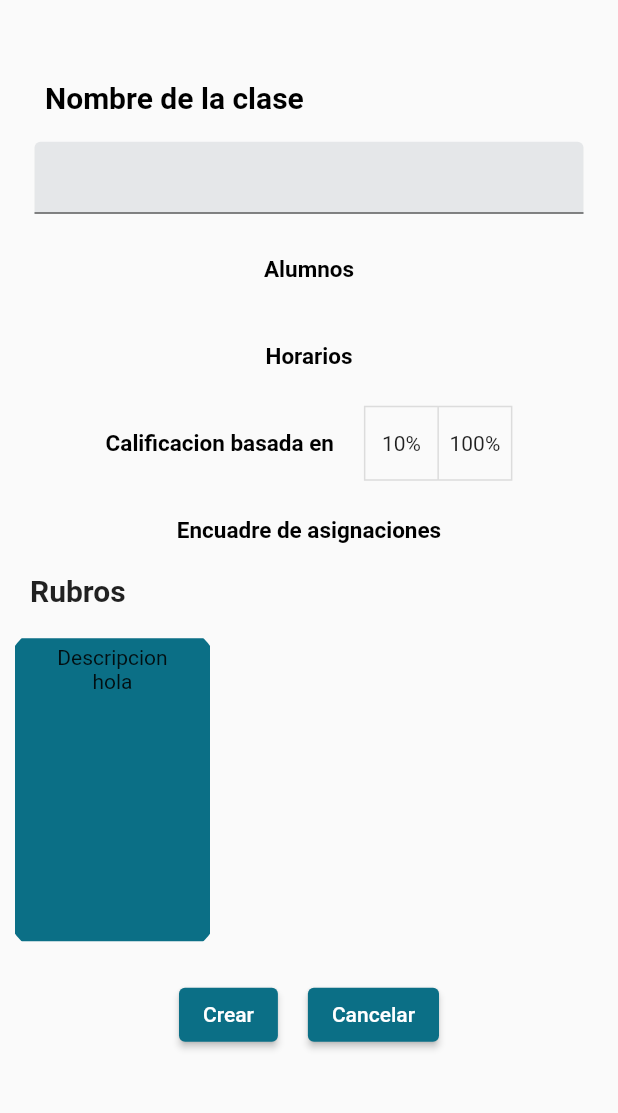
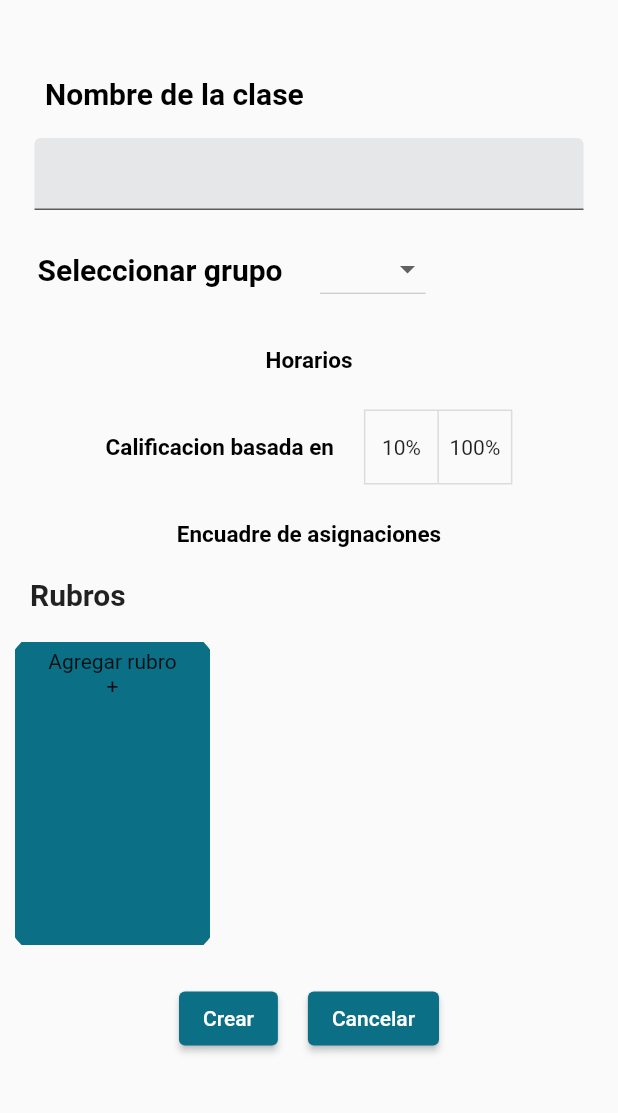
Before and after one commit to yisus44/easy-register, a Flutter app: the CreateClassScreen screen opened by its route, on a phone screen of 412 x 824 dp, the part 90-1203 px from its top. Run offline on Flutter 3.47's test engine with Material 2 defaults, Android fonts, the light colour scheme and no system bars; our stand-ins replace dio.

Commit message:
fixed minor bug

```diff
--- a/lib/router/app_routes.dart
+++ b/lib/router/app_routes.dart
@@ -2,15 +2,15 @@ import 'package:flutter/material.dart';
 import '../screens/screens.dart';
 
 class AppRoutes {
-  static const initialRoute = 'createClass';
+  static const initialRoute = 'home';
 
   static Map<String, Widget Function(BuildContext)> routes = {
-    'login'      : ( _ ) => LoginScreen(),
-    'register'   : ( _ ) => RegisterScreen(),
-    'class'      : ( _ ) => ClassScreen(),
-    'home'       : ( _ ) => HomeScreen(),
-    'createClass': ( _ ) => CreateClassScreen(),
-    'student'    : ( _ ) => StudentScreen(),
+    'login': (_) => LoginScreen(),
+    'register': (_) => RegisterScreen(),
+    'class': (_) => ClassScreen(),
+    'home': (_) => HomeScreen(),
+    'createClass': (_) => CreateClassScreen(),
+    'student': (_) => StudentScreen(),
   };
 
   static Route<dynamic> onGenerateRoute(RouteSettings settings) {
--- a/lib/screens/class_screen.dart
+++ b/lib/screens/class_screen.dart
@@ -23,7 +23,7 @@ class ClassScreen extends StatelessWidget {
             TextIcon(),
             CardSlider(
               carouselName: 'Clases',
-              cardsCount: 2,
+              cardsCount: cards.length,
               cardPayload: cards,
             )
           ],
--- a/lib/screens/create_class_screen.dart
+++ b/lib/screens/create_class_screen.dart
@@ -2,6 +2,7 @@ import 'package:easy_register/widgets/generic_button.dart';
 import 'package:easy_register/widgets/widgets.dart';
 import 'package:flutter/material.dart';
 
+import '../widgets/add_class.dart';
 import '../widgets/genericField.dart';
 import '../widgets/genericLabel.dart';
 
@@ -11,23 +12,74 @@ class CreateClassScreen extends StatefulWidget {
 }
 
 class _CreateClassScreenState extends State<CreateClassScreen> {
-  List<bool> _selections = List.generate(2, (_) => false);
-  final List<CardPayload> cards = [CardPayload("Descripcion", "hola")];
+  final List<bool> _selections = List.generate(2, (_) => false);
+
+  final List<String> groups = ["6D", "3F", "Private"];
+  String selectedGroup = "6D";
+  final List<CardPayload> cards = [CardPayload("Agregar rubro", "+")];
+
+  String className = "";
+  List<String> students = [];
+
+  void getClassName(String newClassName) {
+    setState(() {
+      className = newClassName;
+    });
+  }
+
+  void getGroup(dynamic val) {
+    setState(
+      () {
+        if (val != null) {
+          className = val.toString();
+        }
+      },
+    );
+  }
+
   void selectStudents() {}
 
   void selectHours() {}
+
+  void _addNewAsignation(String title, String description) {
+    final newCard = CardPayload(title, description);
+    setState(() {
+      cards.add(newCard);
+    });
+  }
 
   Widget _buildPortraitMode() {
     return SingleChildScrollView(
         child: Column(
       children: [
-        const GenericField(
-            typeText: true,
-            titleText: 'Nombre de la clase',
-            customFontSize: 20),
-        GestureDetector(
-          child: const GenericLabel("Alumnos", 15),
-          onTap: selectStudents,
+        GenericField(
+          typeText: true,
+          titleText: 'Nombre de la clase',
+          customFontSize: 20,
+          onChange: getClassName,
+        ),
+        Padding(
+          padding: const EdgeInsets.symmetric(horizontal: 25),
+          child: Row(
+            children: [
+              const GenericLabel("Seleccionar grupo", 20),
+              Padding(
+                padding: const EdgeInsets.symmetric(horizontal: 25),
+                child: DropdownButton(
+                    items: groups.map(
+                      (val) {
+                        return DropdownMenuItem<String>(
+                          value: val,
+                          child: Text(val,
+                              style:
+                                  TextStyle(color: Colors.black, fontSize: 15)),
+                        );
+                      },
+                    ).toList(),
+                    onChanged: getGroup),
+              )
+            ],
+          ),
         ),
         GestureDetector(
           child: const GenericLabel("Horarios", 15),
@@ -62,6 +114,17 @@ class _CreateClassScreenState extends State<CreateClassScreen> {
           carouselName: "Rubros",
           cardsCount: 1,
           cardPayload: cards,
+          onLast: () {
+            showModalBottomSheet(
+                context: context,
+                builder: (_) {
+                  return GestureDetector(
+                    child: AddClass(_addNewAsignation),
+                    onTap: () {},
+                    behavior: HitTestBehavior.opaque,
+                  );
+                });
+          },
         ),
         Row(
           mainAxisAlignment: MainAxisAlignment.center,
@@ -78,22 +141,22 @@ class _CreateClassScreenState extends State<CreateClassScreen> {
     return SingleChildScrollView(
         child: Column(
       children: [
-        const GenericField(
+        GenericField(
           typeText: true,
           titleText: 'Nombre de la clase',
           customFontSize: 15,
         ),
         GestureDetector(
-          child: GenericLabel("Alumnos", 15.0),
+          child: const GenericLabel("Alumnos", 15.0),
           onTap: selectStudents,
         ),
         GestureDetector(
-          child: GenericLabel("Horarios", 15.0),
+          child: const GenericLabel("Horarios", 15.0),
           onTap: selectStudents,
         ),
         Row(
           children: [
-            GenericLabel("Calificacion basada en", 15.0),
+            const GenericLabel("Calificacion basada en", 15.0),
             Padding(
               padding: const EdgeInsets.only(left: 20),
               child: ToggleButtons(
--- a/lib/widgets/card_slider.dart
+++ b/lib/widgets/card_slider.dart
@@ -10,12 +10,14 @@ class CardSlider extends StatelessWidget {
   final String carouselName;
   final int cardsCount;
   final List<CardPayload> cardPayload;
+  final Function? onLast;
 
   const CardSlider(
       {Key? key,
       required this.carouselName,
       required this.cardsCount,
-      required this.cardPayload})
+      required this.cardPayload,
+      this.onLast})
       : super(key: key);
 
   @override
@@ -36,10 +38,14 @@ class CardSlider extends StatelessWidget {
           Expanded(
             child: ListView.builder(
                 scrollDirection: Axis.horizontal,
-                itemCount: cardsCount,
-                itemBuilder: (_, int index) => _CardPoster(
+                itemCount: cardPayload.length,
+                itemBuilder: (_, int index) {
+                  return _CardPoster(
                     cardPayload[index].cardTitle,
-                    cardPayload[index].cardDescription)),
+                    cardPayload[index].cardDescription,
+                    onTap: index + 1 < cardsCount ? null : onLast,
+                  );
+                }),
           ),
         ],
       ),
@@ -50,14 +56,17 @@ class CardSlider extends StatelessWidget {
 class _CardPoster extends StatelessWidget {
   final String cardTitle;
   final String cardDescription;
+  Function? onTap;
 
-  const _CardPoster(this.cardTitle, this.cardDescription);
+  _CardPoster(this.cardTitle, this.cardDescription, {this.onTap});
 
   @override
   Widget build(BuildContext context) {
     //envolver en un GestureDetector, para usar el onTab y moverse a otra ventana
     return ClipRRect(
       borderRadius: BorderRadius.circular(50),
+      child: InkWell(
+        onTap: () => {onTap!()},
         child: Container(
           width: 130,
           height: 190,
@@ -75,6 +84,7 @@ class _CardPoster extends StatelessWidget {
             ],
           ),
         ),
+      ),
     );
   }
 }
--- a/lib/widgets/genericField.dart
+++ b/lib/widgets/genericField.dart
@@ -4,11 +4,13 @@ class GenericField extends StatelessWidget {
   final bool typeText;
   final String titleText;
   final double customFontSize;
+  Function? onChange;
 
-  const GenericField(
+  GenericField(
       {Key? key,
       required this.typeText,
       required this.titleText,
+      this.onChange,
       this.customFontSize = 25})
       : super(key: key);
 
@@ -42,6 +44,7 @@ class GenericField extends StatelessWidget {
                     const Color.fromARGB(255, 209, 213, 216).withOpacity(0.5),
                 filled: true,
               ),
+              onChanged: (_) => {onChange!(_)},
             ),
           ),
         )
```
Also changed, not shown: lib/widgets/add_class.dart (added, +44 -0 lines). Lines whose indentation alone changed are shown as unchanged.
